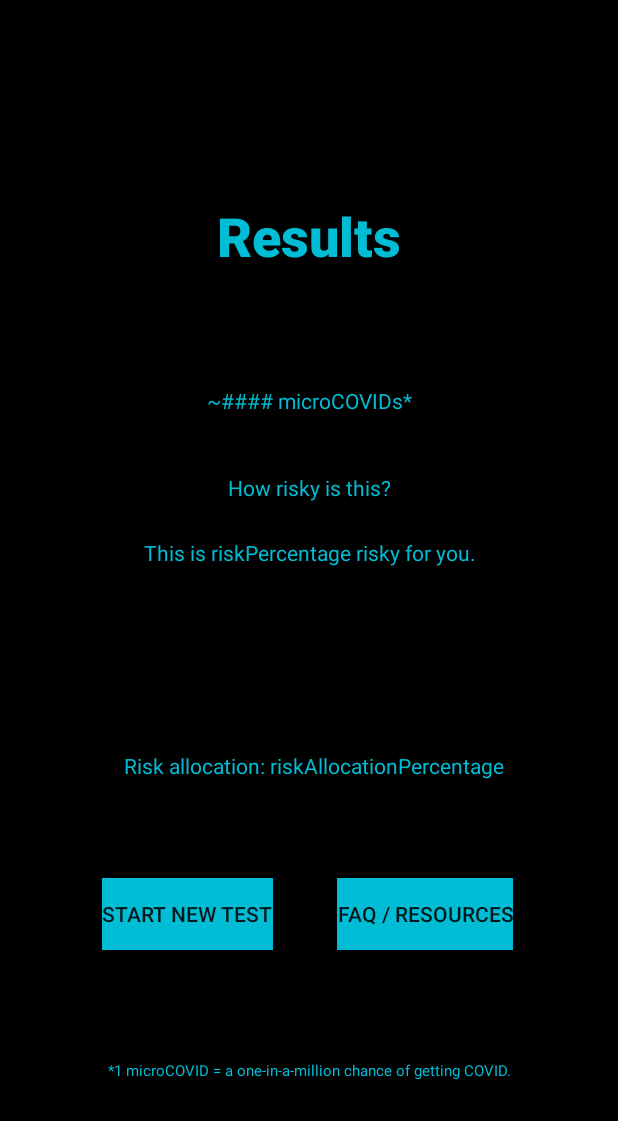
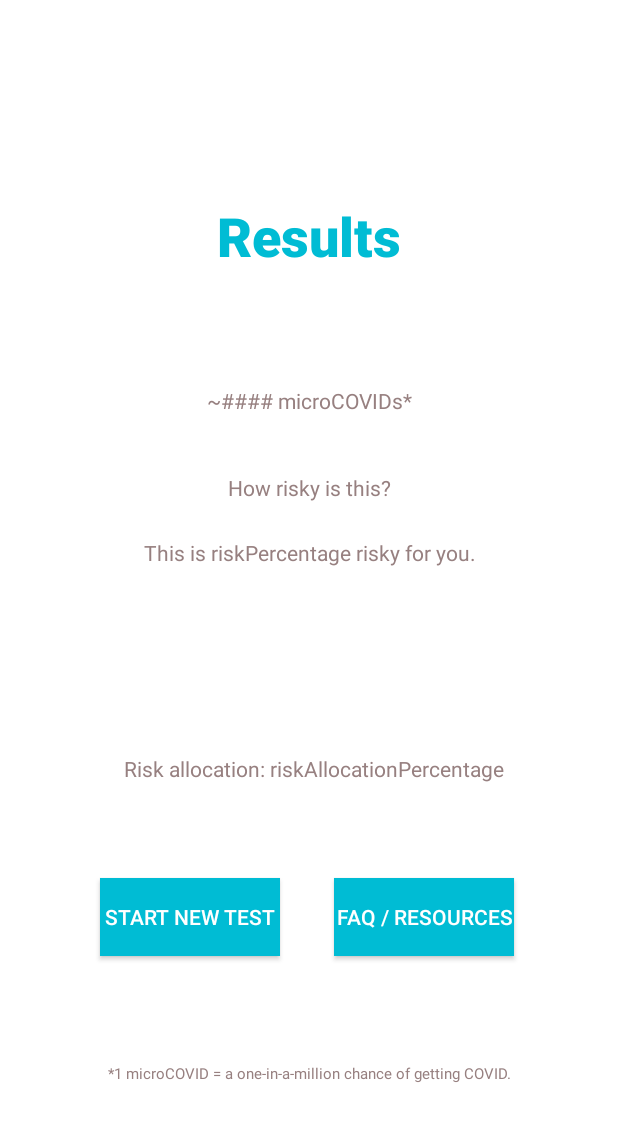
Before and after one commit to Mobile-Programing-Covid-Calculator/Master, an Android app: the results_screen screen opened directly, with no data from a screen before it, on a phone screen of 412 x 824 dp. Shown: the top 1121 px of the screen. Run offline under Robolectric (Android 15) with nearby library versions, the phone set to English and light mode, and no system bars.

Commit message:
Update activity_results_screen.xml

```diff
--- a/app/src/main/res/layout/activity_results_screen.xml
+++ b/app/src/main/res/layout/activity_results_screen.xml
@@ -4,7 +4,7 @@
     xmlns:tools="http://schemas.android.com/tools"
     android:layout_width="match_parent"
     android:layout_height="match_parent"
-    android:background="#000000">
+    android:background="#FFFFFF">
 
     <TextView
         android:id="@+id/resultsRiskAllocation"
@@ -15,7 +15,7 @@
         android:layout_marginBottom="184dp"
         android:text="@string/riskAllocation"
         android:textAlignment="center"
-        android:textColor="#00BCD4"
+        android:textColor="#978080"
         app:layout_constraintBottom_toTopOf="@+id/resultsMIcrocovids2"
         app:layout_constraintEnd_toEndOf="parent"
         app:layout_constraintHorizontal_bias="1.0"
@@ -43,11 +43,12 @@
 
     <Button
         android:id="@+id/newtestButton"
-        android:layout_width="wrap_content"
-        android:layout_height="wrap_content"
+        android:layout_width="120dp"
+        android:layout_height="52dp"
         android:layout_marginTop="404dp"
         android:background="#00BCD4"
         android:text="@string/newtestButton"
+        android:textColor="#FFFFFF"
         app:layout_constraintBottom_toBottomOf="parent"
         app:layout_constraintEnd_toEndOf="parent"
         app:layout_constraintHorizontal_bias="0.229"
@@ -57,11 +58,12 @@
 
     <Button
         android:id="@+id/resultsFAQButton"
-        android:layout_width="wrap_content"
-        android:layout_height="wrap_content"
+        android:layout_width="120dp"
+        android:layout_height="52dp"
         android:layout_marginTop="404dp"
         android:background="#00BCD4"
         android:text="@string/FAQ"
+        android:textColor="#FFFFFF"
         app:layout_constraintBottom_toBottomOf="parent"
         app:layout_constraintEnd_toEndOf="parent"
         app:layout_constraintHorizontal_bias="0.762"
@@ -79,7 +81,7 @@
         android:layout_marginBottom="303dp"
         android:text="@string/results_microcovids"
         android:textAlignment="center"
-        android:textColor="#00BCD4"
+        android:textColor="#978080"
         app:layout_constraintBottom_toTopOf="@+id/newtestButton"
         app:layout_constraintEnd_toEndOf="parent"
         app:layout_constraintStart_toStartOf="parent"
@@ -95,7 +97,7 @@
         android:layout_marginBottom="248dp"
         android:text="@string/results_risk"
         android:textAlignment="center"
-        android:textColor="#00BCD4"
+        android:textColor="#978080"
         app:layout_constraintBottom_toTopOf="@+id/newtestButton"
         app:layout_constraintEnd_toEndOf="parent"
         app:layout_constraintStart_toStartOf="parent"
@@ -111,7 +113,7 @@
         android:layout_marginBottom="184dp"
         android:text="@string/results_risk2"
         android:textAlignment="center"
-        android:textColor="#00BCD4"
+        android:textColor="#978080"
         app:layout_constraintBottom_toTopOf="@+id/newtestButton"
         app:layout_constraintEnd_toEndOf="parent"
         app:layout_constraintStart_toStartOf="parent"
@@ -125,7 +127,7 @@
         android:layout_marginEnd="65dp"
         android:text="@string/results_microcovids2"
         android:textAlignment="center"
-        android:textColor="#00BCD4"
+        android:textColor="#978080"
         android:textSize="10sp"
         app:layout_constraintBottom_toBottomOf="parent"
         app:layout_constraintEnd_toEndOf="parent"
```
